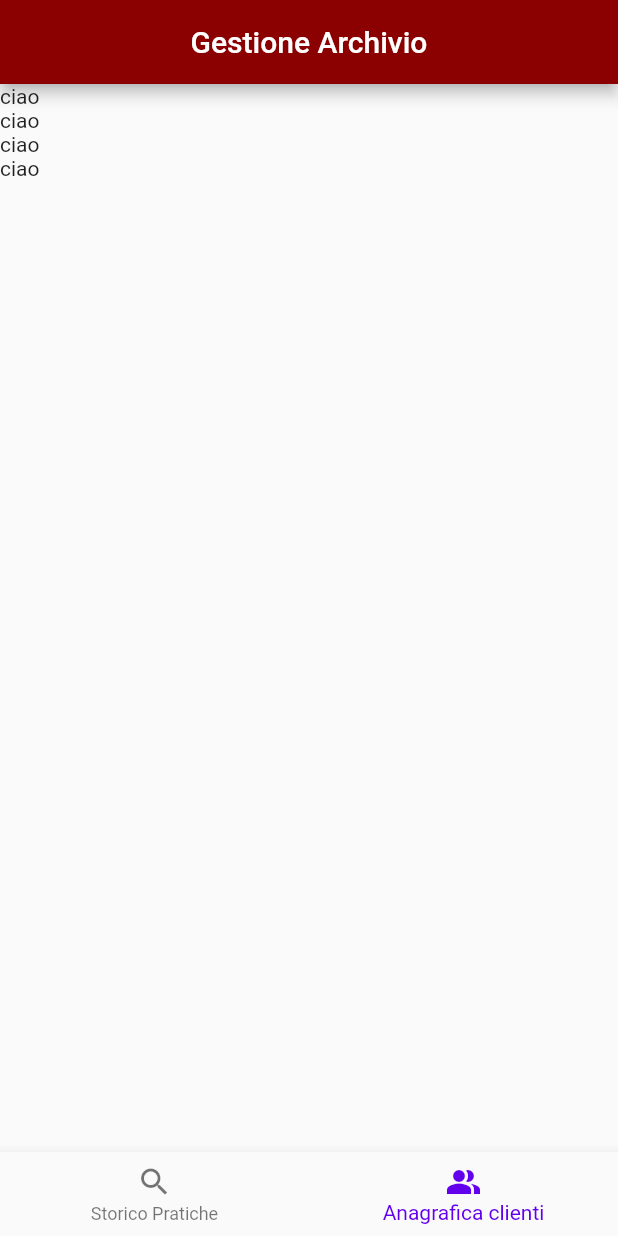
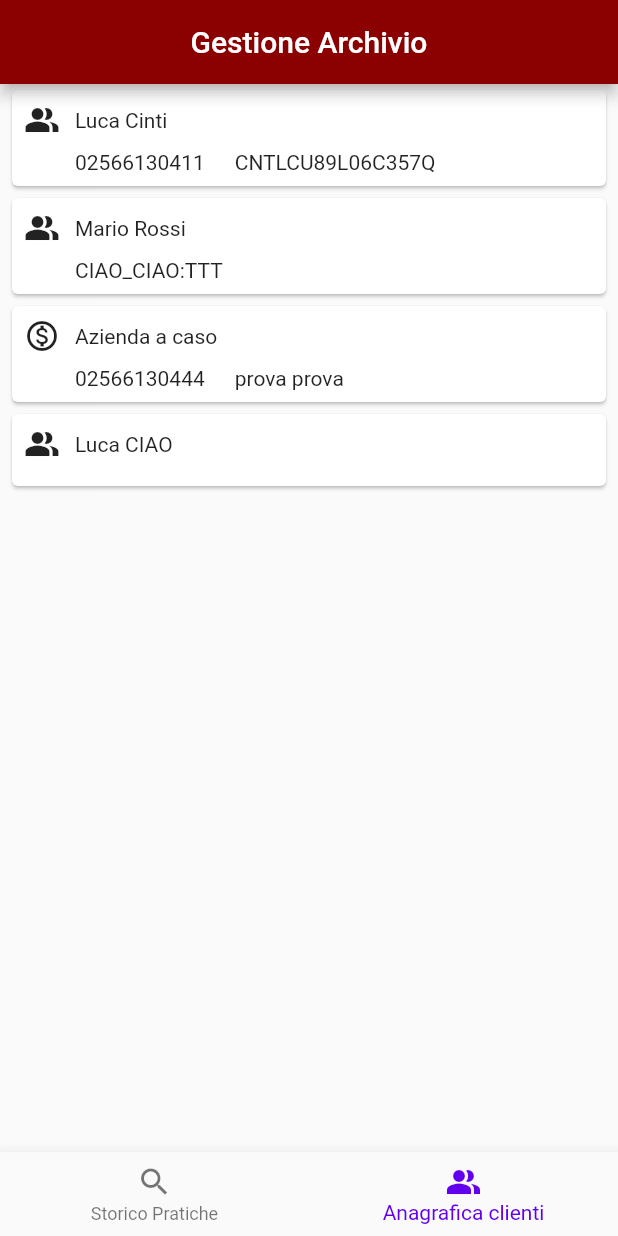
Before and after one commit to SinergiaDeveloper1/progetto_aspdm_luca_cinti, a Flutter app: the screen it shows after launch, item 2 of the bottom bar chosen, on a phone screen of 412 x 824 dp. Run offline on Flutter 3.47's test engine with Material 2 defaults, Android fonts, the phone set to English and light mode, and no system bars.

Commit message:
Aggiunta la card del cliente

```diff
--- a/lib/pages/pagina_clienti.dart
+++ b/lib/pages/pagina_clienti.dart
@@ -1,4 +1,5 @@
 import 'package:app_luca_cinti/model/cliente.dart';
+import 'package:app_luca_cinti/widgets/card_cliente.dart';
 import 'package:flutter/material.dart';
 
 class PaginaClienti extends StatelessWidget {
@@ -13,7 +14,7 @@ class PaginaClienti extends StatelessWidget {
   @override
   Widget build(BuildContext context) {
     return ListView.builder(
-      itemBuilder: (_, indice) => Text('ciao'),
+      itemBuilder: (_, indice) => CardCliente(fintaListaClienti[indice]),
       itemCount: fintaListaClienti.length,
     );
   }
--- /dev/null
+++ b/lib/widgets/card_cliente.dart
@@ -0,0 +1,51 @@
+import 'package:app_luca_cinti/model/cliente.dart';
+import 'package:flutter/material.dart';
+
+class CardCliente extends StatelessWidget {
+  final Cliente cliente;
+
+  const CardCliente(this.cliente);
+
+  @override
+  Widget build(BuildContext context) {
+    return Card(
+      margin: EdgeInsets.symmetric(horizontal: 8, vertical: 4),
+      child: Padding(
+        padding: EdgeInsets.all(8),
+        child: Column(
+          children: [
+            Row(
+              children: [
+                Icon(cliente.personaFisica
+                    ? Icons.people_alt_sharp
+                    : Icons.monetization_on_outlined, ),
+                const SizedBox(
+                  width: 10,
+                ),
+                Text(cliente.personaFisica
+                    ? cliente.nominativo
+                    : cliente.ragioneSociale)
+              ],
+            ),
+            const SizedBox(
+              height: 8,
+            ),
+            Row(
+              children: [
+                SizedBox(
+                  width: 34,
+                ),
+                if (cliente.partitaIva != null) Text(cliente.partitaIva),
+                if (cliente.partitaIva != null)
+                  const SizedBox(
+                    width: 20,
+                  ),
+                if (cliente.codFiscale != null) Text(cliente.codFiscale),
+              ],
+            )
+          ],
+        ),
+      ),
+    );
+  }
+}
```
